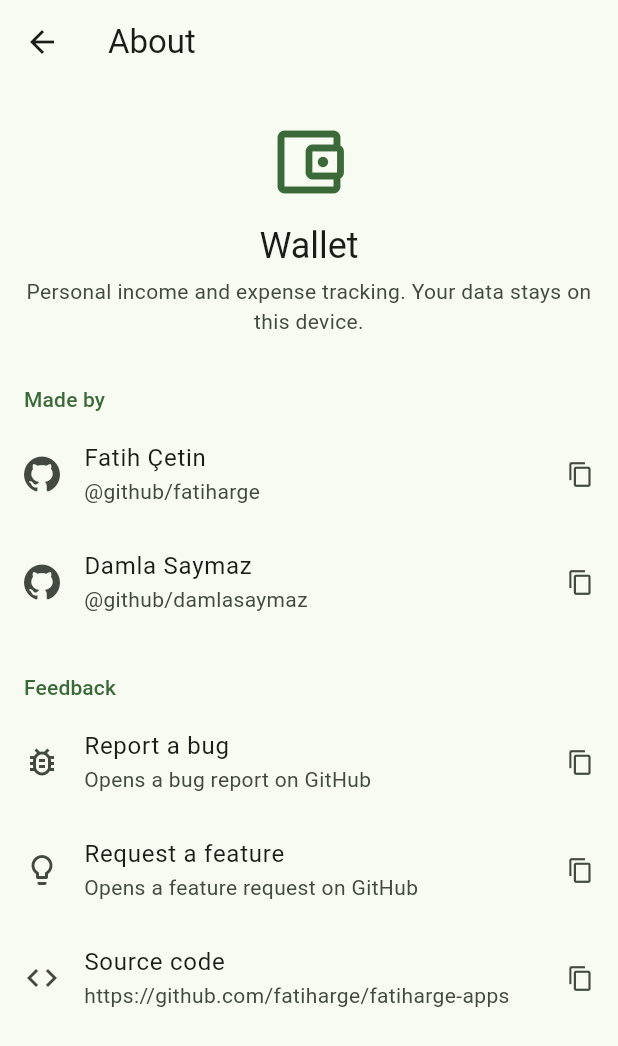
After one commit to fatiharge/fatiharge-apps, a Flutter app: the AboutPage screen opened by its route, on a phone screen of 412 x 824 dp. The commit adds this screen. Shown: the top 1046 px of the screen. Run offline on Flutter 3.47's test engine with Material 3 defaults, Android fonts, the light colour scheme and no system bars; our stand-ins replace auto_route, bloc, easy_localization, fl_chart, flutter_bloc, font_awesome_flutter and 4 more; accounts and stored records are empty.

Commit message:
feat(wallet): add an about page with credits and issue links
Reached from the dashboard's app bar. It names both authors with their
GitHub handles and links the repository's bug-report and feature-request
issue forms, so feedback arrives on a template instead of an empty body.

Rows copy to the clipboard rather than launching a browser: url_launcher
would be this app's first platform channel, and a copied link gets the
reader just as far.

Adds font_awesome_flutter for the GitHub mark, which Material Symbols does
not ship. Icon fonts are tree-shaken, so the unused glyphs stay out of the
bundle.

```diff
--- a/apps/wallet/assets/translations/en.json
+++ b/apps/wallet/assets/translations/en.json
@@ -70,6 +70,18 @@
       "other": "{names} budgets exceeded."
     }
   },
+  "about": {
+    "title": "About",
+    "tagline": "Personal income and expense tracking. Your data stays on this device.",
+    "made_by": "Made by",
+    "feedback": "Feedback",
+    "bug_report": "Report a bug",
+    "bug_report_hint": "Opens a bug report on GitHub",
+    "feature_request": "Request a feature",
+    "feature_request_hint": "Opens a feature request on GitHub",
+    "source": "Source code",
+    "copied": "Copied to clipboard"
+  },
   "category": {
     "food": "Food",
     "transport": "Transport",
--- a/apps/wallet/assets/translations/tr.json
+++ b/apps/wallet/assets/translations/tr.json
@@ -70,6 +70,18 @@
       "other": "{names} bütçeleri aşıldı."
     }
   },
+  "about": {
+    "title": "Hakkında",
+    "tagline": "Kişisel gelir ve gider takibi. Verilerin bu cihazda kalır.",
+    "made_by": "Yapanlar",
+    "feedback": "Geri bildirim",
+    "bug_report": "Hata bildir",
+    "bug_report_hint": "GitHub'da hata kaydı açar",
+    "feature_request": "Özellik iste",
+    "feature_request_hint": "GitHub'da özellik isteği açar",
+    "source": "Kaynak kod",
+    "copied": "Panoya kopyalandı"
+  },
   "category": {
     "food": "Yemek",
     "transport": "Ulaşım",
--- /dev/null
+++ b/apps/wallet/lib/features/about/about_info.dart
@@ -0,0 +1,47 @@
+import 'package:meta/meta.dart';
+
+/// Who made the app and where to file issues.
+///
+/// Sits at the feature root rather than in `domain/` for the same reason
+/// `default_categories.dart` does: it is feature *content*, not a rule. Keeping
+/// it in one file means adding a name or repointing a link is a one-line change
+/// that never touches a widget.
+///
+/// There is deliberately no email here: GitHub issues are the only channel we
+/// commit to answering, and offering a second one that nobody watches is worse
+/// than offering none.
+@immutable
+class Maintainer {
+  const Maintainer(this.name, this.handle);
+
+  final String name;
+
+  /// The GitHub username. Shown next to [name] rather than hidden behind it —
+  /// it is the part a reader can act on.
+  final String handle;
+
+  /// Spelled `@github/handle` rather than the bare `@handle`: the page lists
+  /// no other network, so an unqualified handle would leave the reader
+  /// guessing which one it belongs to.
+  String get mention => '@github/$handle';
+
+  String get githubUrl => 'https://github.com/$handle';
+}
+
+/// Listed owner-first, which is also the order they show up on the page.
+const maintainers = [
+  Maintainer('Fatih Çetin', 'fatiharge'),
+  Maintainer('Damla Saymaz', 'damlasaymaz'),
+];
+
+const repositoryUrl = 'https://github.com/fatiharge/fatiharge-apps';
+
+/// Deep links into the repository's issue forms, so a report lands with the
+/// template already applied instead of on an empty issue body. The `template`
+/// values are the filenames under `.github/ISSUE_TEMPLATE/` — renaming one
+/// there silently drops the query parameter and GitHub falls back to the
+/// chooser, so this never breaks loudly.
+const bugReportUrl = '$repositoryUrl/issues/new?template=bug_report.yml';
+
+const featureRequestUrl =
+    '$repositoryUrl/issues/new?template=feature_request.yml';
--- /dev/null
+++ b/apps/wallet/lib/features/about/presentation/page/about_page.dart
@@ -0,0 +1,146 @@
+import 'package:auto_route/auto_route.dart';
+import 'package:easy_localization/easy_localization.dart';
+import 'package:flutter/material.dart';
+import 'package:flutter/services.dart';
+import 'package:font_awesome_flutter/font_awesome_flutter.dart';
+import 'package:wallet/features/about/about_info.dart';
+import 'package:wallet/generated/locale_keys.g.dart';
+
+/// Credits and where to file issues.
+///
+/// Reached from the dashboard's app bar rather than a navigation destination
+/// — visible, but not competing with the three tabs.
+///
+/// Every row copies rather than opens: launching a browser would mean adding
+/// `url_launcher` to an app that otherwise has no platform channels at all,
+/// and a copied link gets the user just as far.
+@RoutePage()
+class AboutPage extends StatelessWidget {
+  const AboutPage({super.key});
+
+  @override
+  Widget build(BuildContext context) => Scaffold(
+    appBar: AppBar(title: Text(LocaleKeys.about_title.tr())),
+    body: ListView(
+      padding: const EdgeInsets.only(bottom: 32),
+      children: [
+        const _Header(),
+        _SectionLabel(LocaleKeys.about_made_by.tr()),
+        for (final maintainer in maintainers)
+          _CopyTile(
+            // FaIcon rather than Icon: Font Awesome glyphs are not square, and
+            // the plain Icon box crops and mis-centres them.
+            leading: const FaIcon(FontAwesomeIcons.github),
+            title: maintainer.name,
+            subtitle: maintainer.mention,
+            value: maintainer.githubUrl,
+          ),
+        _SectionLabel(LocaleKeys.about_feedback.tr()),
+        _CopyTile(
+          leading: const Icon(Icons.bug_report_outlined),
+          title: LocaleKeys.about_bug_report.tr(),
+          subtitle: LocaleKeys.about_bug_report_hint.tr(),
+          value: bugReportUrl,
+        ),
+        _CopyTile(
+          leading: const Icon(Icons.lightbulb_outline),
+          title: LocaleKeys.about_feature_request.tr(),
+          subtitle: LocaleKeys.about_feature_request_hint.tr(),
+          value: featureRequestUrl,
+        ),
+        _CopyTile(
+          leading: const Icon(Icons.code),
+          title: LocaleKeys.about_source.tr(),
+          subtitle: repositoryUrl,
+          value: repositoryUrl,
+        ),
+      ],
+    ),
+  );
+}
+
+class _Header extends StatelessWidget {
+  const _Header();
+
+  @override
+  Widget build(BuildContext context) {
+    final theme = Theme.of(context);
+
+    return Padding(
+      padding: const EdgeInsets.fromLTRB(16, 24, 16, 8),
+      child: Column(
+        children: [
+          Icon(
+            Icons.account_balance_wallet_outlined,
+            size: 56,
+            color: theme.colorScheme.primary,
+          ),
+          const SizedBox(height: 12),
+          Text('Wallet', style: theme.textTheme.headlineSmall),
+          const SizedBox(height: 4),
+          Text(
+            LocaleKeys.about_tagline.tr(),
+            style: theme.textTheme.bodyMedium?.copyWith(
+              color: theme.colorScheme.onSurfaceVariant,
+            ),
+            textAlign: TextAlign.center,
+          ),
+        ],
+      ),
+    );
+  }
+}
+
+class _SectionLabel extends StatelessWidget {
+  const _SectionLabel(this.text);
+
+  final String text;
+
+  @override
+  Widget build(BuildContext context) {
+    final theme = Theme.of(context);
+
+    return Padding(
+      padding: const EdgeInsets.fromLTRB(16, 24, 16, 4),
+      child: Text(
+        text,
+        style: theme.textTheme.labelLarge?.copyWith(
+          color: theme.colorScheme.primary,
+        ),
+      ),
+    );
+  }
+}
+
+/// A row that puts [value] on the clipboard and says so.
+class _CopyTile extends StatelessWidget {
+  const _CopyTile({
+    required this.leading,
+    required this.title,
+    required this.subtitle,
+    required this.value,
+  });
+
+  final Widget leading;
+  final String title;
+  final String subtitle;
+  final String value;
+
+  @override
+  Widget build(BuildContext context) => ListTile(
+    leading: leading,
+    title: Text(title),
+    subtitle: Text(subtitle),
+    trailing: const Icon(Icons.copy_outlined, size: 18),
+    onTap: () => _copy(context),
+  );
+
+  Future<void> _copy(BuildContext context) async {
+    final messenger = ScaffoldMessenger.of(context);
+    await Clipboard.setData(ClipboardData(text: value));
+
+    messenger
+      ..hideCurrentSnackBar()
+      ..showSnackBar(SnackBar(content: Text(LocaleKeys.about_copied.tr())));
+  }
+}
--- a/apps/wallet/lib/features/finance/presentation/page/dashboard_page.dart
+++ b/apps/wallet/lib/features/finance/presentation/page/dashboard_page.dart
@@ -31,7 +31,19 @@ class _DashboardView extends StatelessWidget {
 
   @override
   Widget build(BuildContext context) => Scaffold(
-    appBar: AppBar(title: Text(LocaleKeys.tabs_dashboard.tr())),
+    appBar: AppBar(
+      title: Text(LocaleKeys.tabs_dashboard.tr()),
+      // The dashboard is the app's landing tab, so its action bar is the one
+      // place an "about" button is reliably found without adding a fourth
+      // navigation destination for it.
+      actions: [
+        IconButton(
+          onPressed: () => context.router.push(const AboutRoute()),
+          icon: const Icon(Icons.info_outline),
+          tooltip: LocaleKeys.about_title.tr(),
+        ),
+      ],
+    ),
     body: BlocBuilder<DashboardCubit, DashboardState>(
       builder: (context, state) => switch (state) {
         DashboardLoading() => const Center(child: CircularProgressIndicator()),
--- a/apps/wallet/lib/route/app_router.dart
+++ b/apps/wallet/lib/route/app_router.dart
@@ -23,6 +23,10 @@ class RouteManager extends RootStackRouter {
       page: TransactionEntryRoute.page,
       customRouteBuilder: _modalSheetBuilder,
     ),
+    // No navigation leads here — the dashboard title's hidden gesture pushes
+    // it. Registered like any other route all the same, so it is reachable in
+    // tests and by a deep link.
+    AutoRoute(page: AboutRoute.page),
   ];
 }
 
--- a/apps/wallet/pubspec.yaml
+++ b/apps/wallet/pubspec.yaml
@@ -37,7 +37,7 @@ dependencies:
   fl_chart: ^1.2.0
   hive_ce: ^2.19.3
   hive_ce_flutter: ^2.3.1
-
+  font_awesome_flutter: ^11.0.0
   uuid: ^4.5.1
 
 dev_dependencies:
```
Also changed, not shown: apps/wallet/lib/generated/locale_keys.g.dart, apps/wallet/lib/route/app_router.gr.dart, pubspec.lock, 1 other file.
